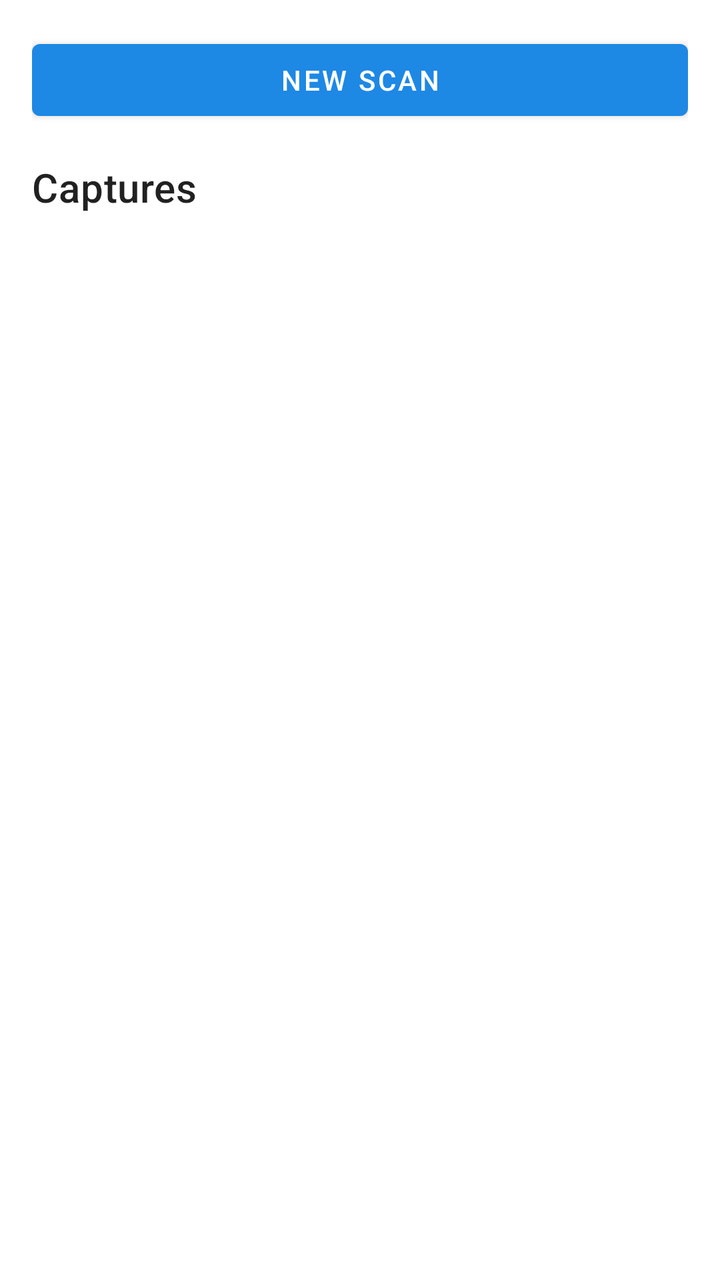
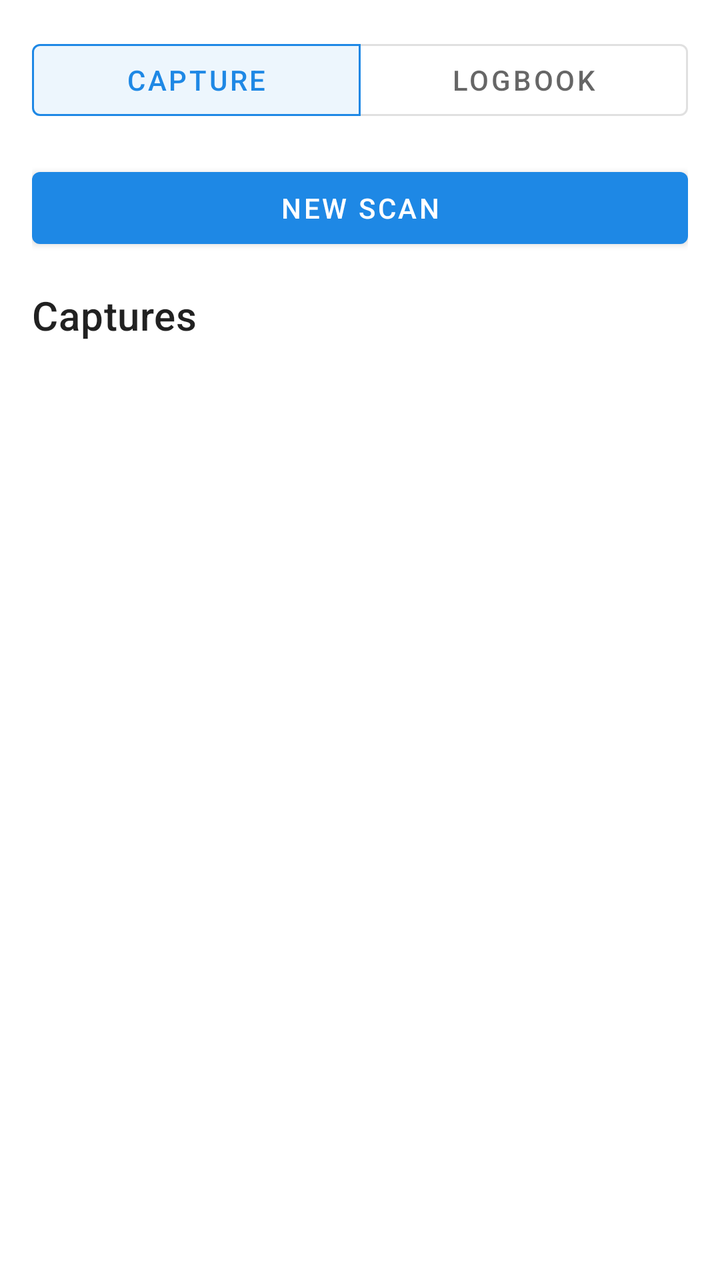

Two renders of the same Android screen: before a commit and after it. Below are the layout's source before the change and the commit's diff.
<!-- AndroidManifest.xml: application theme Theme.WallScanner -->
<!-- res/layout/activity_main.xml -->
<?xml version="1.0" encoding="utf-8"?>
<LinearLayout xmlns:android="http://schemas.android.com/apk/res/android"
    android:layout_width="match_parent"
    android:layout_height="match_parent"
    android:orientation="vertical"
    android:padding="16dp">

    <com.google.android.material.button.MaterialButton
        android:id="@+id/btnNewScan"
        android:layout_width="match_parent"
        android:layout_height="wrap_content"
        android:text="@string/new_scan" />

    <TextView
        android:layout_width="match_parent"
        android:layout_height="wrap_content"
        android:layout_marginTop="16dp"
        android:text="@string/captures"
        android:textAppearance="?attr/textAppearanceHeadline6" />

    <TextView
        android:id="@+id/emptyText"
        android:layout_width="match_parent"
        android:layout_height="wrap_content"
        android:layout_marginTop="8dp"
        android:text="@string/no_captures"
        android:visibility="gone" />

    <ListView
        android:id="@+id/captureList"
        android:layout_width="match_parent"
        android:layout_height="0dp"
        android:layout_weight="1" />
</LinearLayout>
<!-- resources referenced by this layout -->
<resources>
  <string name="captures">Captures</string>
  <string name="new_scan">New scan</string>
  <string name="no_captures">No captures yet. Tap "New scan" to scan a wall.</string>
  <style name="Theme.WallScanner" parent="Theme.MaterialComponents.DayNight.NoActionBar">
          <item name="colorPrimary">@color/primary</item>
          <item name="colorPrimaryVariant">@color/primary_dark</item>
          <item name="colorSecondary">@color/accent</item>
          <item name="android:statusBarColor">@color/primary_dark</item>
      </style>
  <color name="primary">#1E88E5</color>
  <color name="primary_dark">#1565C0</color>
  <color name="accent">#FF7043</color>
</resources>

<!-- the commit's change to res/layout/activity_main.xml (unified diff, before → after) -->
@@ -1,22 +1,59 @@
 <?xml version="1.0" encoding="utf-8"?>
 <LinearLayout xmlns:android="http://schemas.android.com/apk/res/android"
+    xmlns:app="http://schemas.android.com/apk/res-auto"
     android:layout_width="match_parent"
     android:layout_height="match_parent"
     android:orientation="vertical"
     android:padding="16dp">
 
+    
+    <com.google.android.material.button.MaterialButtonToggleGroup
+        android:id="@+id/mode"
+        android:layout_width="match_parent"
+        android:layout_height="wrap_content"
+        app:checkedButton="@id/modeCapture"
+        app:selectionRequired="true"
+        app:singleSelection="true">
+
+        <com.google.android.material.button.MaterialButton
+            android:id="@+id/modeCapture"
+            style="?attr/materialButtonOutlinedStyle"
+            android:layout_width="0dp"
+            android:layout_height="wrap_content"
+            android:layout_weight="1"
+            android:text="@string/mode_capture" />
+
+        <com.google.android.material.button.MaterialButton
+            android:id="@+id/modeLogbook"
+            style="?attr/materialButtonOutlinedStyle"
+            android:layout_width="0dp"
+            android:layout_height="wrap_content"
+            android:layout_weight="1"
+            android:text="@string/mode_logbook" />
+    </com.google.android.material.button.MaterialButtonToggleGroup>
+
     <com.google.android.material.button.MaterialButton
         android:id="@+id/btnNewScan"
         android:layout_width="match_parent"
         android:layout_height="wrap_content"
+        android:layout_marginTop="16dp"
         android:text="@string/new_scan" />
 
     <TextView
+        android:id="@+id/heading"
         android:layout_width="match_parent"
         android:layout_height="wrap_content"
         android:layout_marginTop="16dp"
         android:text="@string/captures"
         android:textAppearance="?attr/textAppearanceHeadline6" />
+
+    <TextView
+        android:id="@+id/summary"
+        android:layout_width="match_parent"
+        android:layout_height="wrap_content"
+        android:layout_marginTop="4dp"
+        android:textAppearance="?attr/textAppearanceBody2"
+        android:visibility="gone" />
 
     <TextView
         android:id="@+id/emptyText"
<!-- resource entries referenced after the edit -->
@@ -1,6 +1,8 @@
 <!-- resources referenced by this layout -->
 <resources>
   <string name="captures">Captures</string>
+  <string name="mode_capture">Capture</string>
+  <string name="mode_logbook">Logbook</string>
   <string name="new_scan">New scan</string>
   <string name="no_captures">No captures yet. Tap "New scan" to scan a wall.</string>
   <style name="Theme.WallScanner" parent="Theme.MaterialComponents.DayNight.NoActionBar">
